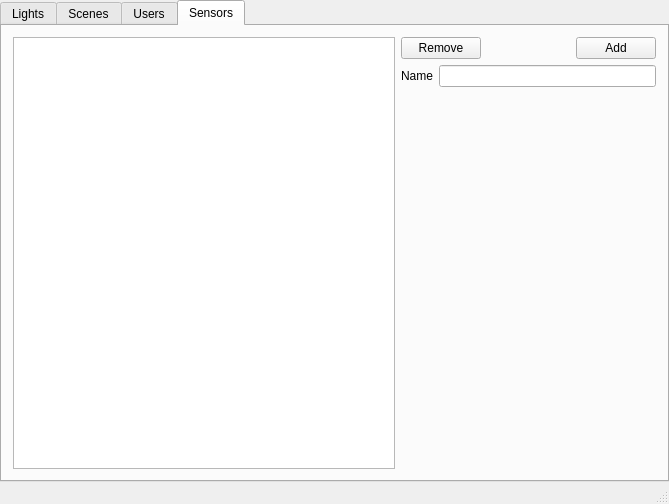
Qt form apps/qtGui/shinegui.ui (Baertierchen/shine) before a commit.
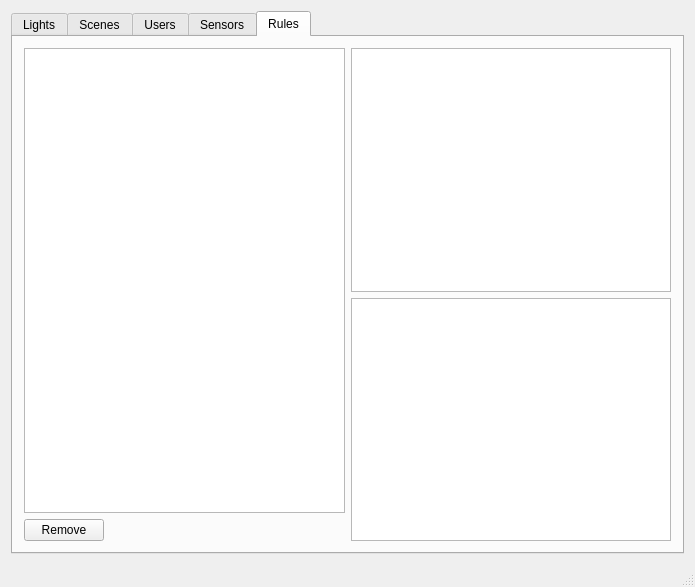
The same form after that commit.

Commit message: Add rules tab

```diff
--- a/apps/qtGui/shinegui.ui
+++ b/apps/qtGui/shinegui.ui
@@ -6,34 +6,25 @@
    <rect>
     <x>0</x>
     <y>0</y>
-    <width>669</width>
-    <height>504</height>
+    <width>695</width>
+    <height>587</height>
    </rect>
   </property>
   <property name="windowTitle">
    <string>ShineGUI</string>
   </property>
   <widget class="QWidget" name="centralWidget">
-   <layout class="QHBoxLayout" name="horizontalLayout">
-    <property name="spacing">
-     <number>0</number>
-    </property>
-    <property name="leftMargin">
-     <number>0</number>
-    </property>
-    <property name="topMargin">
-     <number>0</number>
-    </property>
-    <property name="rightMargin">
-     <number>0</number>
-    </property>
-    <property name="bottomMargin">
-     <number>0</number>
-    </property>
+   <layout class="QHBoxLayout" name="horizontalLayout_10">
     <item>
      <widget class="QTabWidget" name="tabWidget">
+      <property name="tabShape">
+       <enum>QTabWidget::Rounded</enum>
+      </property>
       <property name="currentIndex">
-       <number>3</number>
+       <number>4</number>
+      </property>
+      <property name="usesScrollButtons">
+       <bool>true</bool>
       </property>
       <widget class="QWidget" name="tab_lights">
        <attribute name="title">
@@ -325,6 +316,54 @@
         </item>
        </layout>
       </widget>
+      <widget class="QWidget" name="tab_rules">
+       <attribute name="title">
+        <string>Rules</string>
+       </attribute>
+       <layout class="QHBoxLayout" name="horizontalLayout_11">
+        <item>
+         <layout class="QVBoxLayout" name="verticalLayout_6">
+          <item>
+           <widget class="QListView" name="lv_rules"/>
+          </item>
+          <item>
+           <layout class="QHBoxLayout" name="horizontalLayout">
+            <item>
+             <widget class="QPushButton" name="btn_removeRule">
+              <property name="text">
+               <string>Remove</string>
+              </property>
+             </widget>
+            </item>
+            <item>
+             <spacer name="horizontalSpacer_4">
+              <property name="orientation">
+               <enum>Qt::Horizontal</enum>
+              </property>
+              <property name="sizeHint" stdset="0">
+               <size>
+                <width>40</width>
+                <height>20</height>
+               </size>
+              </property>
+             </spacer>
+            </item>
+           </layout>
+          </item>
+         </layout>
+        </item>
+        <item>
+         <layout class="QVBoxLayout" name="verticalLayout_5">
+          <item>
+           <widget class="QListView" name="lst_ruleConditions"/>
+          </item>
+          <item>
+           <widget class="QListView" name="lst_ruleActions"/>
+          </item>
+         </layout>
+        </item>
+       </layout>
+      </widget>
      </widget>
     </item>
    </layout>
```
Left out of the diff: 2 changed lines with no effect on the pictures. The commit also changes 6 other files.
